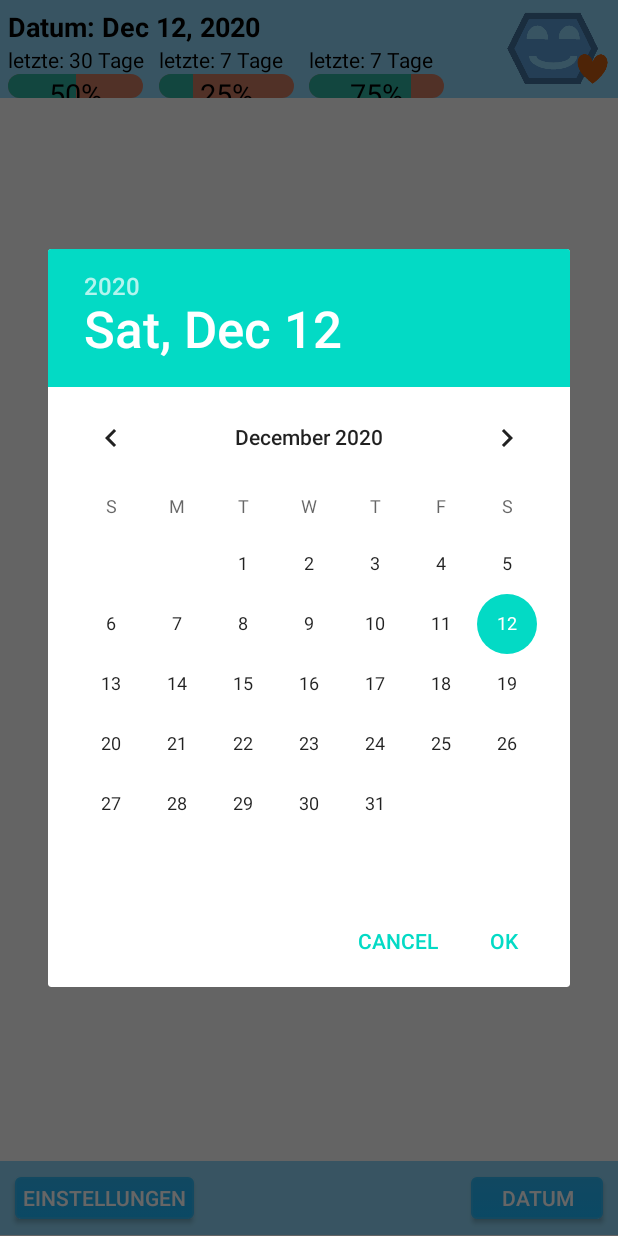
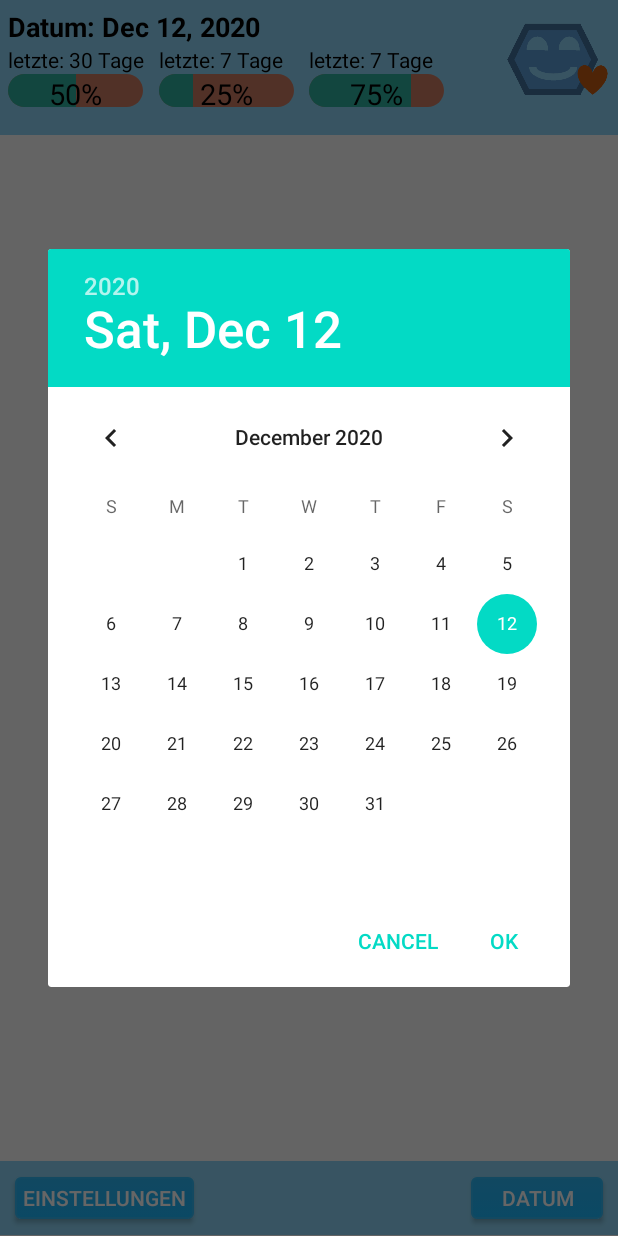
Before and after one commit to nrahmanbishal/Ks-Plan, an Android app: the TaskActivity screen opened directly, with no data from a screen before it, after a tap on "DATUM", on a phone screen of 412 x 824 dp. Run offline under Robolectric (Android 15) with nearby library versions, the phone set to English and light mode, and no system bars.

Commit message:
updated According to clients problem, UI cut-up section solved

```diff
--- a/app/src/main/res/layout/activity_editor.xml
+++ b/app/src/main/res/layout/activity_editor.xml
@@ -11,7 +11,7 @@
     <LinearLayout
         android:layout_width="match_parent"
         android:layout_height="0dp"
-        android:layout_weight="9.3"
+        android:layout_weight="9.1"
         android:orientation="vertical">
         <LinearLayout
             android:layout_width="match_parent"
@@ -30,7 +30,7 @@
     <LinearLayout
         android:layout_width="match_parent"
         android:layout_height="0dp"
-        android:layout_weight="0.7"
+        android:layout_weight="0.9"
         android:background="#9F4CBEF3"
         android:padding="10dp"
         android:orientation="horizontal">
--- a/app/src/main/res/layout/activity_task.xml
+++ b/app/src/main/res/layout/activity_task.xml
@@ -11,7 +11,7 @@
     <LinearLayout
         android:layout_width="match_parent"
         android:layout_height="0dp"
-        android:layout_weight="0.8"
+        android:layout_weight="1.1"
         android:background="#9F4CBEF3"
         android:orientation="horizontal">
         <RelativeLayout
@@ -166,7 +166,7 @@
     <LinearLayout
         android:layout_width="match_parent"
         android:layout_height="0dp"
-        android:layout_weight="8.6"
+        android:layout_weight="8.3"
         android:orientation="vertical">
         <LinearLayout
             android:layout_width="match_parent"
```
